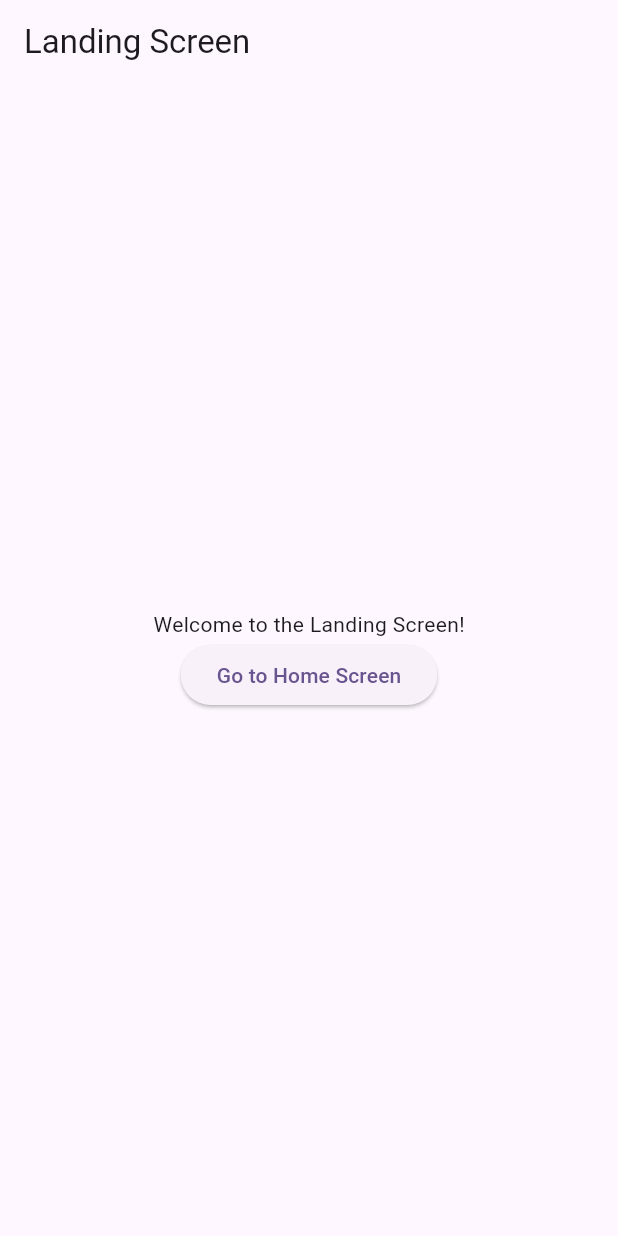
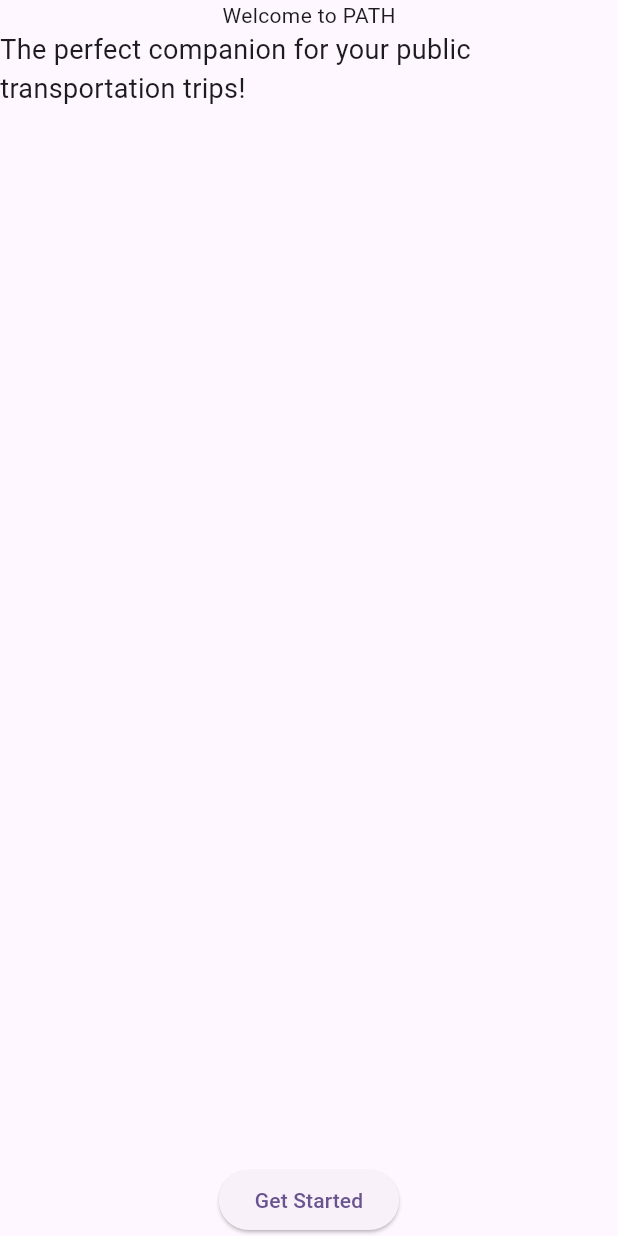
Before and after one commit to void018/path, a Flutter app: the screen it shows after launch, on a phone screen of 412 x 824 dp. Run offline on Flutter 3.47's test engine with Material 3 defaults, Android fonts, the phone set to English and light mode, and no system bars; Roboto replaces fonts that are missing (inter).

Commit message:
first touches

```diff
--- a/lib/screens/landing_screen.dart
+++ b/lib/screens/landing_screen.dart
@@ -11,24 +11,20 @@
   @override
   Widget build(BuildContext context) {
     return Scaffold(
-      appBar: AppBar(
-        title: const Text('Landing Screen'),
-      ),
-      body: Center(
-        child: Column(
-          mainAxisAlignment: MainAxisAlignment.center,
-          children: <Widget>[
-            const Text(
-              'Welcome to the Landing Screen!',
+      body: Column(
+        children: [
+          Container(child: Text('Welcome to PATH')),
+          Expanded(
+              child: Text(
+            'The perfect companion for your public transportation trips!',
+            style: TextStyle(
+              fontSize: 18,
+              fontFamily: 'inter',
+              fontWeight: FontWeight.w400,
             ),
-            ElevatedButton(
-              onPressed: () {
-                Navigator.pushNamed(context, '/home');
-              },
-              child: const Text('Go to Home Screen'),
-            ),
-          ],
-        ),
+          )),
+          ElevatedButton(onPressed: () {}, child: const Text('Get Started')),
+        ],
       ),
     );
   }
```
